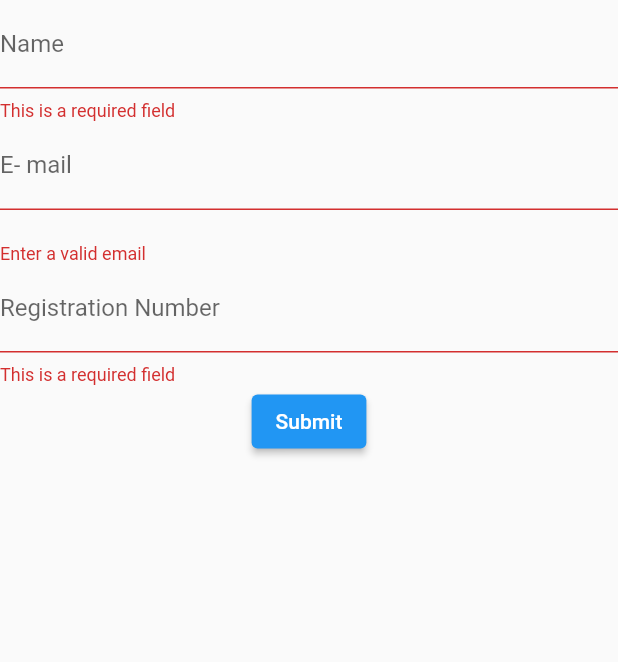
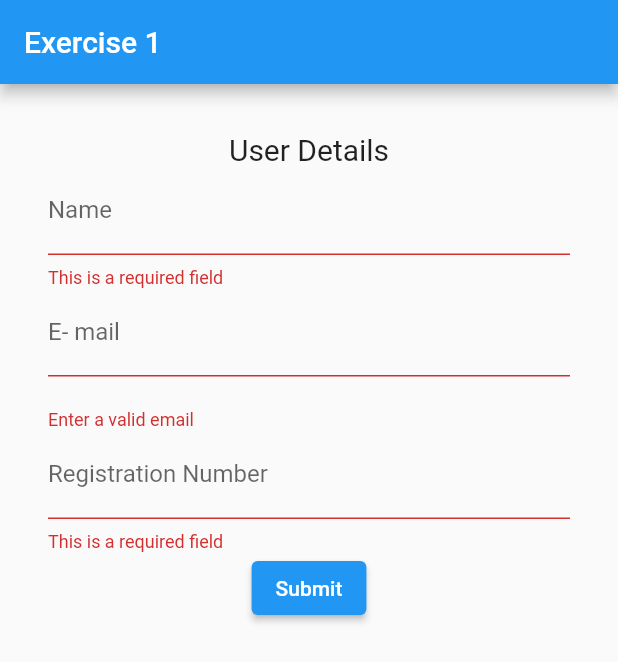
Before and after one commit to Ujs113/MobileLab, a Flutter app: the UserForm screen opened directly, after a tap on "Submit", on a phone screen of 412 x 824 dp. Shown: the top 662 px of the screen. Run offline on Flutter 3.47's test engine with Material 2 defaults, Android fonts, the phone set to English and light mode, and no system bars.

Commit message:
Added index to multiple exercises
Made the default landing page into a list view which links to each of the exercises. Also separated the widgets into multiple dart files according to exercise.

```diff
--- /dev/null
+++ b/lib/exercise_1.dart
@@ -0,0 +1,134 @@
+import 'package:flutter/material.dart';
+
+class UserForm extends StatefulWidget {
+  const UserForm({Key? key}) : super(key: key);
+
+  @override
+  State<UserForm> createState() => _UserFormState();
+}
+
+String? nullChecker(value) {
+  if(value == null || value.isEmpty){
+    return 'This is a required field';
+  }
+  return null;
+}
+
+String? emailChecker(value){
+  final RegExp regex = RegExp(r"[a-zA-Z0-9]+@[a-zA-Z]+");
+  if(!regex.hasMatch(value))
+  {
+    return '\nEnter a valid email';
+  }
+  return null;
+}
+
+bool isNumeric(String s) {
+  return double.tryParse(s) != null;
+}
+
+String? numberChecker(value) {
+  if(value == null || value.isEmpty){
+    return 'This is a required field';
+  }
+  else if(!isNumeric(value))
+  {
+    return 'Please enter a number';
+  }
+  return null;
+}
+
+class _UserFormState extends State<UserForm> {
+
+  final _formKey = GlobalKey<FormState>();
+  final usernameController = TextEditingController();
+  final emailController = TextEditingController();
+  final registerController = TextEditingController();
+
+  @override
+  Widget build(BuildContext context) {
+    return Scaffold(
+      appBar: AppBar(
+        title: const Text('Exercise 1'),
+      ),
+      body: Form(
+        key: _formKey,
+        child: Padding(
+          padding: const EdgeInsets.only(
+              top: 32.0,
+              left: 32.0,
+              right: 32.0
+          ),
+          child: Column(children: <Widget> [
+            const Text('User Details', style: TextStyle(fontSize: 20)),
+            TextFormField(
+              controller: usernameController,
+              decoration: const InputDecoration(labelText: 'Name'),
+              validator: nullChecker,
+            ),
+            TextFormField(
+              controller: emailController,
+              decoration: const InputDecoration(labelText: 'E- mail'),
+              validator: emailChecker,
+            ),
+            TextFormField(
+              controller: registerController,
+              decoration: const InputDecoration(labelText: 'Registration Number'),
+              validator: numberChecker,
+            ),
+            Center(
+              child: ElevatedButton(onPressed: () {
+                if (_formKey.currentState!.validate()) {
+                  Navigator.push(context, MaterialPageRoute(builder: (context) =>
+                      Display(username: usernameController.text,
+                          email: emailController.text, reg: registerController.text)));
+                }
+              }, child: const Text('Submit')),
+            ),
+          ]),
+        ),
+      ),
+    );
+  }
+}
+
+class Display extends StatelessWidget {
+  final String username, email, reg;
+  Display({Key? key, required this.username, required this.email, required this.reg}) : super(key: key);
+
+  @override
+  Widget build(BuildContext context) {
+    return Scaffold(
+      appBar: AppBar(
+        title: const Text('User Details'),
+      ),
+      body: Center(
+        child: Column(
+          children: <Widget> [
+            Text(
+              username,
+              style: const TextStyle(
+                fontSize: 16,
+                color: Colors.black,
+              ),
+            ),
+            Text(
+              email,
+              style: const TextStyle(
+                fontSize: 16,
+                color: Colors.black,
+              ),
+            ),
+            Text(
+              reg,
+              style: const TextStyle(
+                fontSize: 16,
+                color: Colors.black,
+              ),
+            )
+          ],
+        ),
+      ),
+    );
+  }
+}
--- /dev/null
+++ b/lib/exercise_2.dart
@@ -0,0 +1,15 @@
+import 'package:flutter/material.dart';
+
+class Exercise2 extends StatelessWidget {
+  const Exercise2({Key? key}) : super(key: key);
+
+  @override
+  Widget build(BuildContext context) {
+    return Scaffold(
+      appBar: AppBar(
+        title: const Text('Exercise 2'),
+      ),
+      body: const Text('Exercise 2'),
+    );
+  }
+}
--- a/lib/main.dart
+++ b/lib/main.dart
@@ -1,4 +1,7 @@
 import 'package:flutter/material.dart';
+
+import 'exercise_1.dart';
+import 'exercise_2.dart';
 
 void main() => runApp(const HelloWorld());
 
@@ -7,7 +10,7 @@ class HelloWorld extends StatelessWidget {
 
 	@override
 	Widget build(BuildContext context) {
-		const appTitle = 'Hello World App';
+		const appTitle = 'Mobile App Development Lab';
 
 		return MaterialApp(
 			title: appTitle,
@@ -15,126 +18,37 @@ class HelloWorld extends StatelessWidget {
 				appBar: AppBar(
 					title: const Text(appTitle),
 				),
-				body: const UserForm(),
+				body: const Index(),
 			)
 		);
 	}
 }
 
-class UserForm extends StatefulWidget {
-	const UserForm({Key? key}) : super(key: key);
+List exercises = [['Exercise 1', UserForm()], ['Exercise 2', Exercise2()]];
+
+class Index extends StatefulWidget {
+  const Index({Key? key}) : super(key: key);
 
   @override
-	State<UserForm> createState() => _UserFormState();
+  State<Index> createState() => _IndexState();
 }
 
-String? nullChecker(value) {
-	if(value == null || value.isEmpty){
-		return 'This is a required field';
-	}
-	return null;
-}
-
-String? emailChecker(value){
-	final RegExp regex = RegExp(r"[a-zA-Z0-9]+@[a-zA-Z]+");
-	if(!regex.hasMatch(value))
-	{
-		return '\nEnter a valid email';
-	}
-	return null;
-}
-
-bool isNumeric(String s) {
-	return double.tryParse(s) != null;
-}
-
-String? numberChecker(value) {
-	if(value == null || value.isEmpty){
-		return 'This is a required field';
-	}
-	else if(!isNumeric(value))
-	{
-			return 'Please enter a number';
-	}
-	return null;
-}
-
-class _UserFormState extends State<UserForm> {
-
-    final _formKey = GlobalKey<FormState>();
-	final usernameController = TextEditingController();
-	final emailController = TextEditingController();
-	final registerController = TextEditingController();
-
+class _IndexState extends State<Index> {
   @override
   Widget build(BuildContext context) {
-		return Form(
-			key: _formKey,
-			child: Column(children: <Widget> [
-				TextFormField(
-					controller: usernameController,
-					decoration: const InputDecoration(labelText: 'Name'),
-					validator: nullChecker,
-				),
-				TextFormField(
-					controller: emailController,
-					decoration: const InputDecoration(labelText: 'E- mail'),
-					validator: emailChecker,
-				),
-				TextFormField(
-					controller: registerController,
-					decoration: const InputDecoration(labelText: 'Registration Number'),
-					validator: numberChecker,
-				),
-				ElevatedButton(onPressed: () {
-					if (_formKey.currentState!.validate()) {
-						Navigator.push(context, MaterialPageRoute(builder: (context) =>
-								Display(username: usernameController.text,
-										email: emailController.text, reg: registerController.text)));
+    return ListView.builder(
+			padding: const EdgeInsets.all(16.0),
+			itemCount: exercises.length,
+			itemBuilder: (context, i) {
+				return GestureDetector(
+					child: ListTile(title: Text(exercises[i][0])),
+					onTap: () {
+						Navigator.push(context, MaterialPageRoute(
+							builder: (context) => exercises[i][1]
+						));
 					}
-				}, child: const Text('Submit')),
-			]),
+				);
+			},
 		);
   }
 }
-
-class Display extends StatelessWidget {
-	final String username, email, reg;
-	Display({Key? key, required this.username, required this.email, required this.reg}) : super(key: key);
-
-	@override
-	Widget build(BuildContext context) {
-		return Scaffold(
-			appBar: AppBar(
-				title: const Text('User Details'),
-			),
-			body: Center(
-				child: Column(
-					children: <Widget> [
-						Text(
-							username,
-							style: const TextStyle(
-								fontSize: 16,
-								color: Colors.black,
-							),
-						),
-						Text(
-							email,
-							style: const TextStyle(
-								fontSize: 16,
-								color: Colors.black,
-							),
-						),
-						Text(
-							reg,
-							style: const TextStyle(
-								fontSize: 16,
-								color: Colors.black,
-							),
-						)
-					],
-				),
-			),
-		);
-	}
-}
```
Lines whose indentation alone changed are shown as unchanged.
